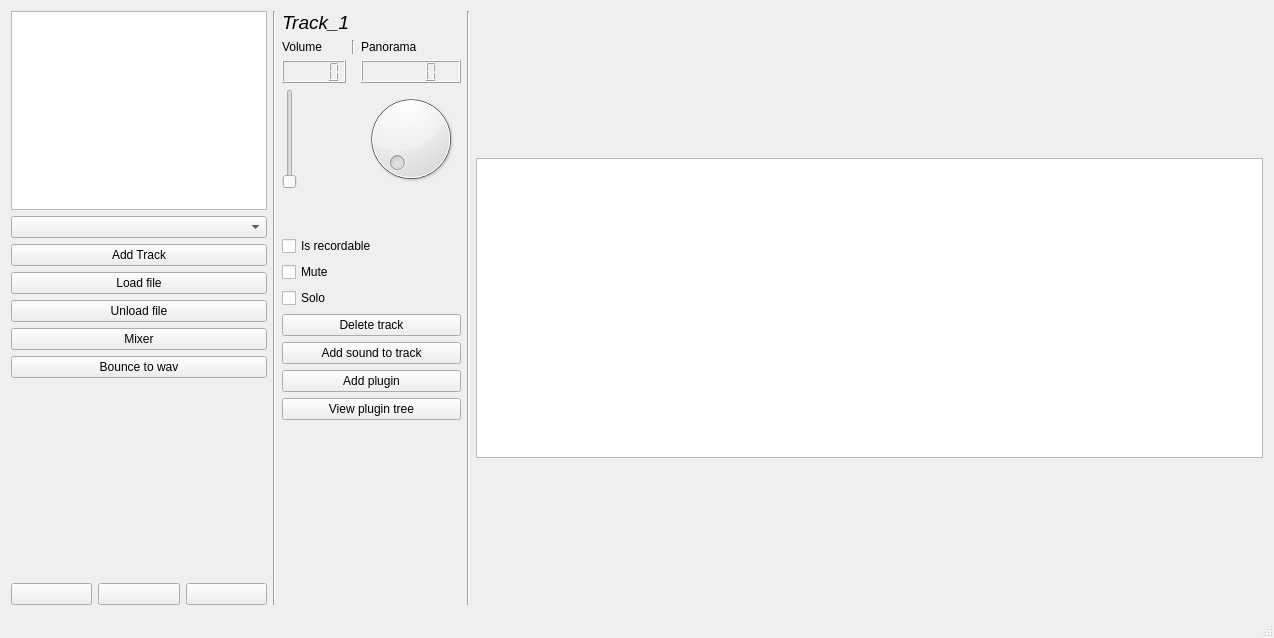
This is src/mainwindow.ui in kevlarsweetheart/Sound_Lab as Qt 5 draws it before an edit. The edited form follows.
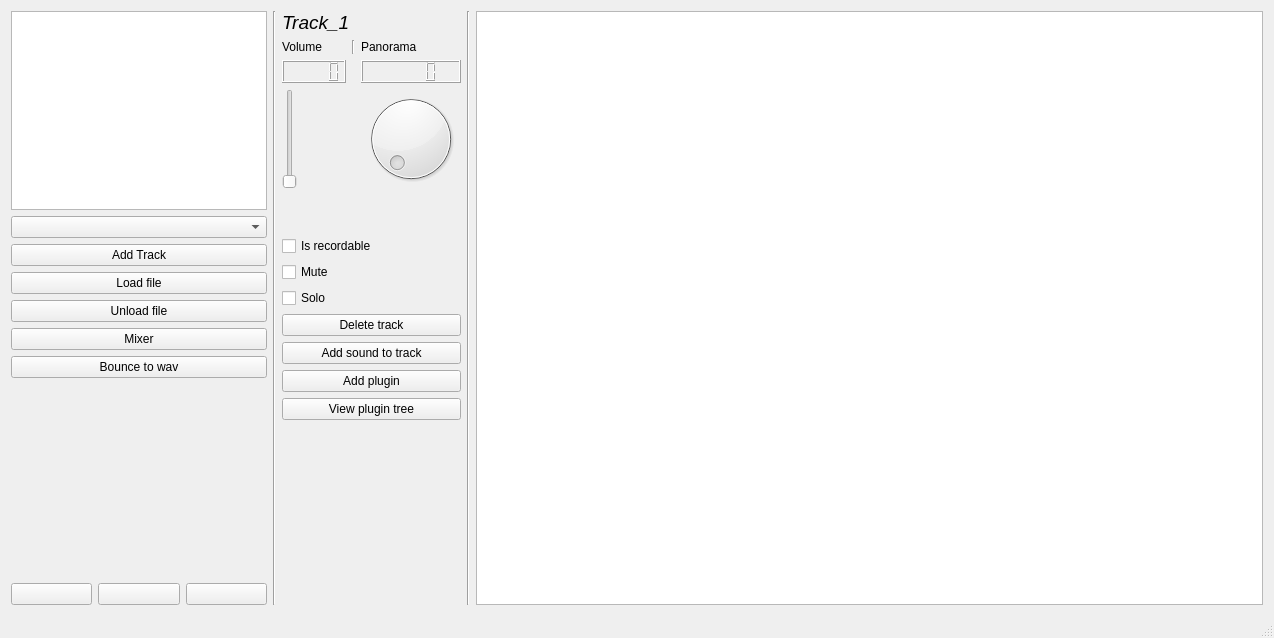
This is the edited form. Icons and pictures are not drawn.

Diff of the .ui file:
```diff
--- a/src/mainwindow.ui
+++ b/src/mainwindow.ui
@@ -322,35 +322,7 @@
        <enum>QLayout::SetDefaultConstraint</enum>
       </property>
       <item>
-       <widget class="QGraphicsView" name="graphicsView_3">
-        <property name="sizePolicy">
-         <sizepolicy hsizetype="Expanding" vsizetype="Minimum">
-          <horstretch>0</horstretch>
-          <verstretch>0</verstretch>
-         </sizepolicy>
-        </property>
-        <property name="minimumSize">
-         <size>
-          <width>0</width>
-          <height>100</height>
-         </size>
-        </property>
-        <property name="maximumSize">
-         <size>
-          <width>16777215</width>
-          <height>300</height>
-         </size>
-        </property>
-        <property name="cursor" stdset="0">
-         <cursorShape>CrossCursor</cursorShape>
-        </property>
-        <property name="mouseTracking">
-         <bool>true</bool>
-        </property>
-        <property name="verticalScrollBarPolicy">
-         <enum>Qt::ScrollBarAlwaysOff</enum>
-        </property>
-       </widget>
+       <widget class="QColumnView" name="columnViewSequencer"/>
       </item>
      </layout>
     </item>
```
